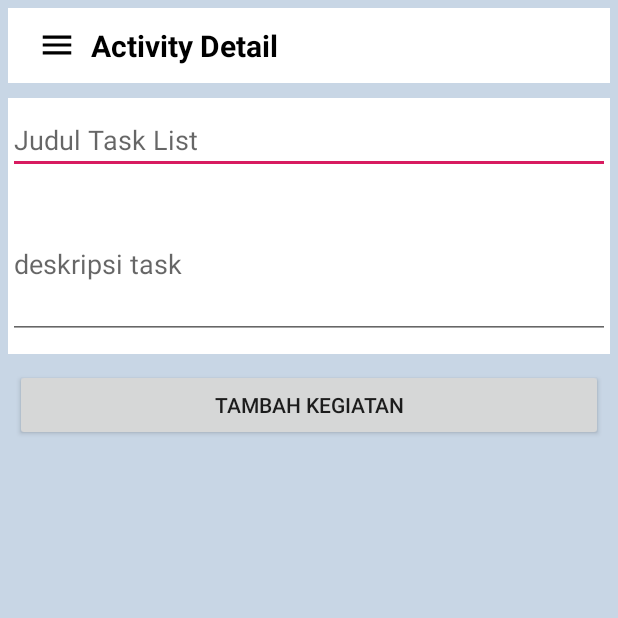
After one commit to imamdwicahyo/MyActProject, an Android app: the TaskDetail screen opened directly, with no data from a screen before it, on a phone screen of 412 x 824 dp, the top half of it. The commit adds this screen. Run offline under Robolectric (Android 15) with nearby library versions, the phone set to English and light mode, and no system bars; our stand-ins replace Room's generated code; 3 statements that could not run were skipped.

Commit message:
Update tampilan task list

```diff
--- a/app/build.gradle
+++ b/app/build.gradle
@@ -35,6 +35,6 @@ dependencies {
     implementation 'com.android.support:recyclerview-v7:28.0.0'
     implementation 'com.android.support:cardview-v7:28.0.0'
     implementation 'de.hdodenhof:circleimageview:2.2.0'
-    implementation  "android.arch.persistence.room:runtime:1.0.0"
-    annotationProcessor  "android.arch.persistence.room:compiler:1.0.0"
+    implementation "android.arch.persistence.room:runtime:1.0.0"
+    annotationProcessor "android.arch.persistence.room:compiler:1.0.0"
 }
--- a/app/src/main/AndroidManifest.xml
+++ b/app/src/main/AndroidManifest.xml
@@ -9,10 +9,11 @@
         android:roundIcon="@mipmap/ic_launcher_round"
         android:supportsRtl="true"
         android:theme="@style/AppTheme">
+        <activity android:name=".view.TaskDetail"></activity>
         <activity
             android:name=".view.ListActivity"
             android:label="@string/title_activity_list"
-            android:theme="@style/AppTheme.NoActionBar"></activity>
+            android:theme="@style/AppTheme.NoActionBar" />
         <activity
             android:name=".view.ListActivity"
             android:label="@string/title_activity_list"
--- /dev/null
+++ b/app/src/main/java/com/idea/idc/myacts/dao/TaskListDao.java
@@ -0,0 +1,30 @@
+package com.idea.idc.myacts.dao;
+
+import android.arch.persistence.room.Dao;
+import android.arch.persistence.room.Delete;
+import android.arch.persistence.room.Insert;
+import android.arch.persistence.room.Query;
+import android.arch.persistence.room.Update;
+
+import com.idea.idc.myacts.entity.TaskList;
+
+import java.util.List;
+
+@Dao
+public interface TaskListDao {
+
+    @Query("SELECT * FROM task_list")
+    List<TaskList> getAll();
+
+    @Query("SELECT * FROM task_list WHERE id_list = :id")
+    TaskList getTaskById(int id);
+
+    @Insert
+    void insertTaskList(TaskList taskList);
+
+    @Update
+    void updateTaskList(TaskList taskList);
+
+    @Delete
+    void deleteTaskList(TaskList taskList);
+}
--- a/app/src/main/java/com/idea/idc/myacts/database/AppDatabase.java
+++ b/app/src/main/java/com/idea/idc/myacts/database/AppDatabase.java
@@ -4,10 +4,15 @@ import android.arch.persistence.room.Database;
 import android.arch.persistence.room.RoomDatabase;
 
 import com.idea.idc.myacts.dao.AktivitasDao;
+import com.idea.idc.myacts.dao.TaskListDao;
 import com.idea.idc.myacts.entity.Aktivitas;
+import com.idea.idc.myacts.entity.TaskItem;
+import com.idea.idc.myacts.entity.TaskList;
 
-@Database(entities = Aktivitas.class, version = 1)
+@Database(entities = {Aktivitas.class, TaskList.class, TaskItem.class}, version = 1)
 public abstract class AppDatabase  extends RoomDatabase {
 
     public abstract AktivitasDao aktivitasDao();
+
+    public abstract TaskListDao taskListDao();
 }
--- a/app/src/main/java/com/idea/idc/myacts/view/MainActivity.java
+++ b/app/src/main/java/com/idea/idc/myacts/view/MainActivity.java
@@ -4,8 +4,10 @@ import android.support.v7.app.AppCompatActivity;
 import android.os.Bundle;
 
 import com.idea.idc.myacts.R;
+import com.idea.idc.myacts.database.AppDatabase;
 
 public class MainActivity extends AppCompatActivity {
+
 
     @Override
     protected void onCreate(Bundle savedInstanceState) {
--- /dev/null
+++ b/app/src/main/java/com/idea/idc/myacts/view/TaskDetail.java
@@ -0,0 +1,39 @@
+package com.idea.idc.myacts.view;
+
+import android.arch.persistence.room.Room;
+import android.content.Intent;
+import android.support.v7.app.AppCompatActivity;
+import android.os.Bundle;
+import android.widget.EditText;
+import android.widget.TextView;
+
+import com.idea.idc.myacts.R;
+import com.idea.idc.myacts.database.AppDatabase;
+import com.idea.idc.myacts.entity.TaskList;
+import com.idea.idc.myacts.view.fragment.TaskFragment;
+
+public class TaskDetail extends AppCompatActivity {
+
+    public static AppDatabase db;
+    EditText txt_name, txt_desc;
+
+    @Override
+    protected void onCreate(Bundle savedInstanceState) {
+        super.onCreate(savedInstanceState);
+        setContentView(R.layout.activity_task_detail);
+
+        Intent intent = getIntent();
+        String message = intent.getStringExtra(TaskFragment.ID_MESSAGE);
+
+        txt_name = findViewById(R.id.txt_name);
+        txt_desc = findViewById(R.id.txt_desc);
+
+        db = Room.databaseBuilder(getApplicationContext(),AppDatabase.class,"aktivitas")
+                .allowMainThreadQueries().build();
+
+        TaskList task = db.taskListDao().getTaskById(Integer.valueOf(message));
+
+        txt_name.setText(task.getName());
+        txt_desc.setText(task.getDescription());
+    }
+}
--- /dev/null
+++ b/app/src/main/res/layout/activity_task_detail.xml
@@ -0,0 +1,91 @@
+<?xml version="1.0" encoding="utf-8"?>
+<android.support.constraint.ConstraintLayout xmlns:android="http://schemas.android.com/apk/res/android"
+    xmlns:app="http://schemas.android.com/apk/res-auto"
+    xmlns:tools="http://schemas.android.com/tools"
+    android:layout_width="match_parent"
+    android:layout_height="match_parent"
+    tools:context=".view.TaskDetail">
+
+    <RelativeLayout
+        android:layout_width="match_parent"
+        android:layout_height="match_parent"
+        android:background="@color/backtheme">
+
+        <LinearLayout
+            android:id="@+id/title"
+            android:layout_width="match_parent"
+            android:layout_height="50dp"
+            android:layout_marginTop="5dp"
+            android:layout_alignParentTop="true"
+            android:layout_marginHorizontal="5dp"
+            android:background="@android:color/white"
+            android:gravity="center_vertical">
+
+            <ImageView
+                android:layout_width="25dp"
+                android:layout_height="25dp"
+                android:layout_marginLeft="20dp"
+                app:srcCompat="@drawable/ic_menu_black_24dp"/>
+
+            <TextView
+                android:layout_width="wrap_content"
+                android:layout_height="wrap_content"
+                android:layout_marginLeft="10dp"
+                android:text="Activity Detail"
+                android:textSize="20dp"
+                android:textStyle="bold"
+                android:textColor="@android:color/black"/>
+
+        </LinearLayout>
+
+        <LinearLayout
+            android:id="@+id/title_taksList"
+            android:layout_width="match_parent"
+            android:layout_marginTop="10dp"
+            android:layout_marginHorizontal="5dp"
+            android:layout_below="@id/title"
+            android:layout_height="wrap_content"
+            android:background="@android:color/white"
+            android:orientation="vertical">
+
+            <EditText
+                android:id="@+id/txt_name"
+                android:layout_width="match_parent"
+                android:layout_height="wrap_content"
+                android:layout_marginTop="5dp"
+                android:text=""
+                android:hint="Judul Task List"/>
+
+            <EditText
+                android:id="@+id/txt_desc"
+                android:layout_width="match_parent"
+                android:layout_height="100dp"
+                android:layout_marginTop="10dp"
+                android:layout_marginBottom="10dp"
+                android:inputType="text|textMultiLine"
+                android:hint="deskripsi task"
+                android:gravity="center_vertical"/>
+
+        </LinearLayout>
+
+        <Button
+            android:id="@+id/btn_add_task"
+            android:layout_width="match_parent"
+            android:layout_height="wrap_content"
+            android:layout_marginTop="10dp"
+            android:layout_marginHorizontal="10dp"
+            android:text="Tambah Kegiatan"
+            android:layout_below="@id/title_taksList"/>
+
+        <android.support.v7.widget.RecyclerView
+            android:id="@+id/recycler_task"
+            android:layout_width="match_parent"
+            android:layout_height="match_parent"
+            android:layout_below="@id/btn_add_task"
+            android:layout_marginTop="10dp"
+            />
+
+
+    </RelativeLayout>
+
+</android.support.constraint.ConstraintLayout>
```
Also changed, not shown: app/src/main/java/com/idea/idc/myacts/adapter/TaskListAdapter.java (added, +68 -0 lines), app/src/main/java/com/idea/idc/myacts/entity/TaskItem.java (+48 -0 lines), app/src/main/java/com/idea/idc/myacts/entity/TaskList.java (+23 -6 lines), app/src/main/java/com/idea/idc/myacts/view/fragment/TaskFragment.java (+33 -19 lines), app/src/main/res/layout/item_task_list.xml (added, +81 -0 lines).
